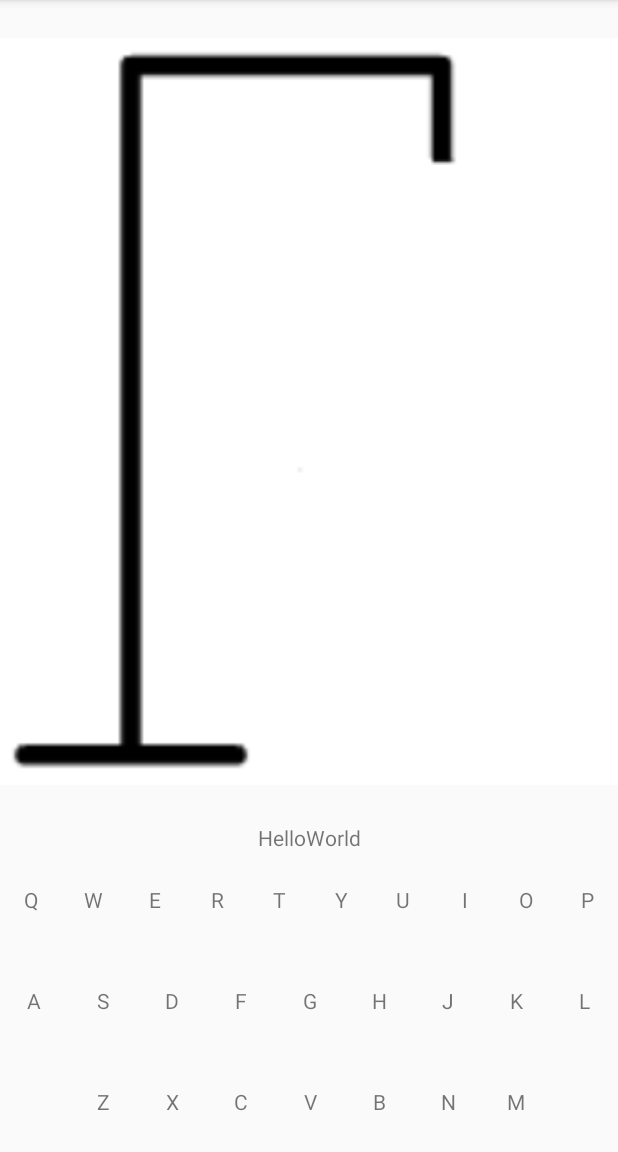
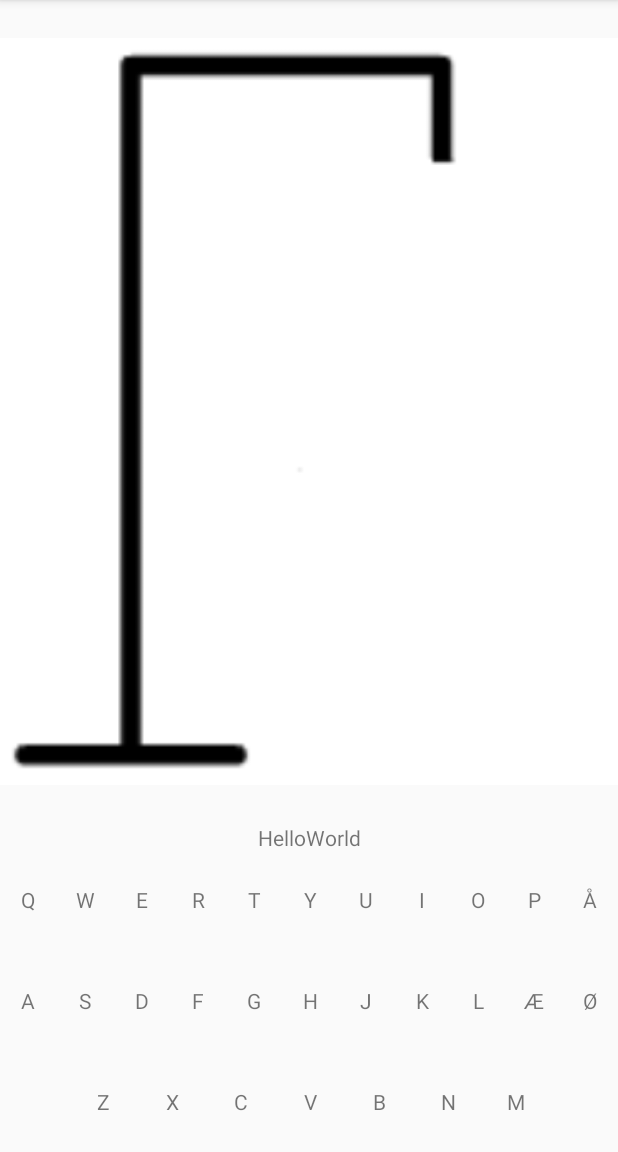
Before and after one commit to Flotfyr27/Hangman, an Android app: the screen it shows after launch (MainActivity), on a phone screen of 412 x 824 dp, the part 84-1236 px from its top. Run offline under Robolectric (Android 15) with nearby library versions, the phone set to English and light mode, and no system bars.

Commit message:
Added letters ÆØÅ because Danish words will occur?

```diff
--- a/app/src/main/java/dk/gramme/dtu/hangman/MainActivity.java
+++ b/app/src/main/java/dk/gramme/dtu/hangman/MainActivity.java
@@ -7,6 +7,7 @@ import android.graphics.drawable.Drawable;
 import android.os.Bundle;
 import android.widget.ImageView;
 import android.widget.LinearLayout;
+import android.widget.TextView;
 
 public class MainActivity extends AppCompatActivity {
     ImageView galgePic;
--- a/app/src/main/res/layout/activity_main.xml
+++ b/app/src/main/res/layout/activity_main.xml
@@ -139,6 +139,13 @@
                     android:layout_weight="1"
                     android:gravity="center"
                     android:text="P" />
+                <TextView
+                    android:id="@+id/letterÅ"
+                    android:layout_width="match_parent"
+                    android:layout_height="match_parent"
+                    android:layout_weight="1"
+                    android:gravity="center"
+                    android:text="Å" />
 
 
 
@@ -227,6 +234,22 @@
                     android:gravity="center"
                     android:text="L" />
 
+                <TextView
+                    android:id="@+id/letterÆ"
+                    android:layout_width="match_parent"
+                    android:layout_height="match_parent"
+                    android:layout_weight="1"
+                    android:gravity="center"
+                    android:text="Æ" />
+
+                <TextView
+                    android:id="@+id/letterØ"
+                    android:layout_width="match_parent"
+                    android:layout_height="match_parent"
+                    android:layout_weight="1"
+                    android:gravity="center"
+                    android:text="Ø" />
+
             </LinearLayout>
             <!--Bottom row of the keyboard is hardcoded into existence -->
             <LinearLayout
```
